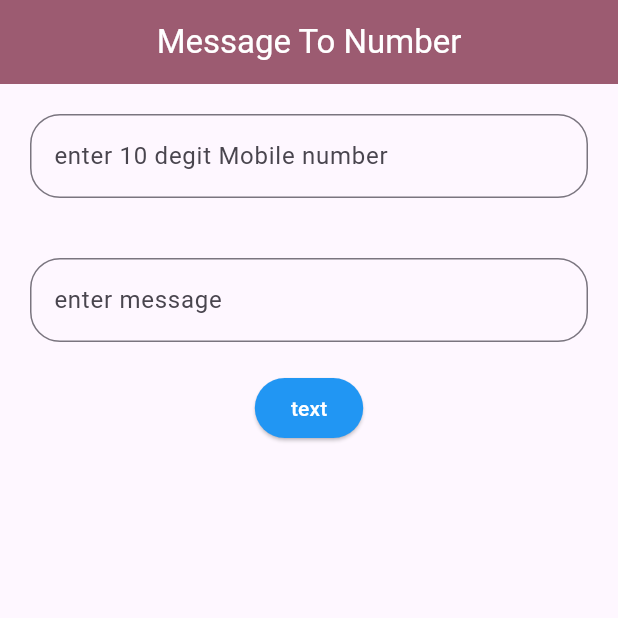
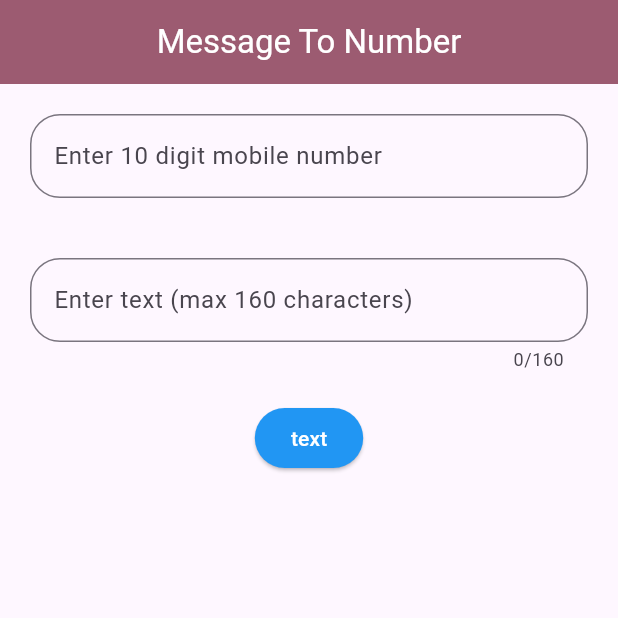
Before and after one commit to suraj-khot-19/Flutter-SMS-App, a Flutter app: the screen it shows after launch, on a phone screen of 412 x 824 dp, the top half of it. Run offline on Flutter 3.47's test engine with Material 3 defaults, Android fonts, the phone set to English and light mode, and no system bars.

Commit message:
updated message field max 160 characters:success

```diff
--- a/App/app/lib/home.dart
+++ b/App/app/lib/home.dart
@@ -13,6 +13,8 @@ class _MyHomeState extends State<MyHome> {
   var ph = TextEditingController();
   var msg = TextEditingController();
   RegExp mobileNumberPattern = RegExp(r'[0-9]{10}$');
+  final _maxLength = 160;
+  final _regExp = RegExp(r'^.{0,160}$');
 
   @override
   Widget build(BuildContext context) {
@@ -34,7 +36,7 @@ class _MyHomeState extends State<MyHome> {
             child: TextField(
               controller: ph,
               decoration: InputDecoration(
-                hintText: 'enter 10 degit Mobile number',
+                labelText: 'Enter 10 digit mobile number',
                 border: OutlineInputBorder(
                   borderRadius: BorderRadius.circular(20),
                 ),
@@ -52,11 +54,15 @@ class _MyHomeState extends State<MyHome> {
             child: TextField(
               controller: msg,
               decoration: InputDecoration(
-                hintText: 'enter message',
+                labelText: 'Enter text (max $_maxLength characters)',
                 border: OutlineInputBorder(
                   borderRadius: BorderRadius.circular(20),
                 ),
               ),
+              inputFormatters: [
+                FilteringTextInputFormatter.allow(_regExp),
+              ],
+              maxLength: _maxLength,
             ),
           ),
           Center(
```
